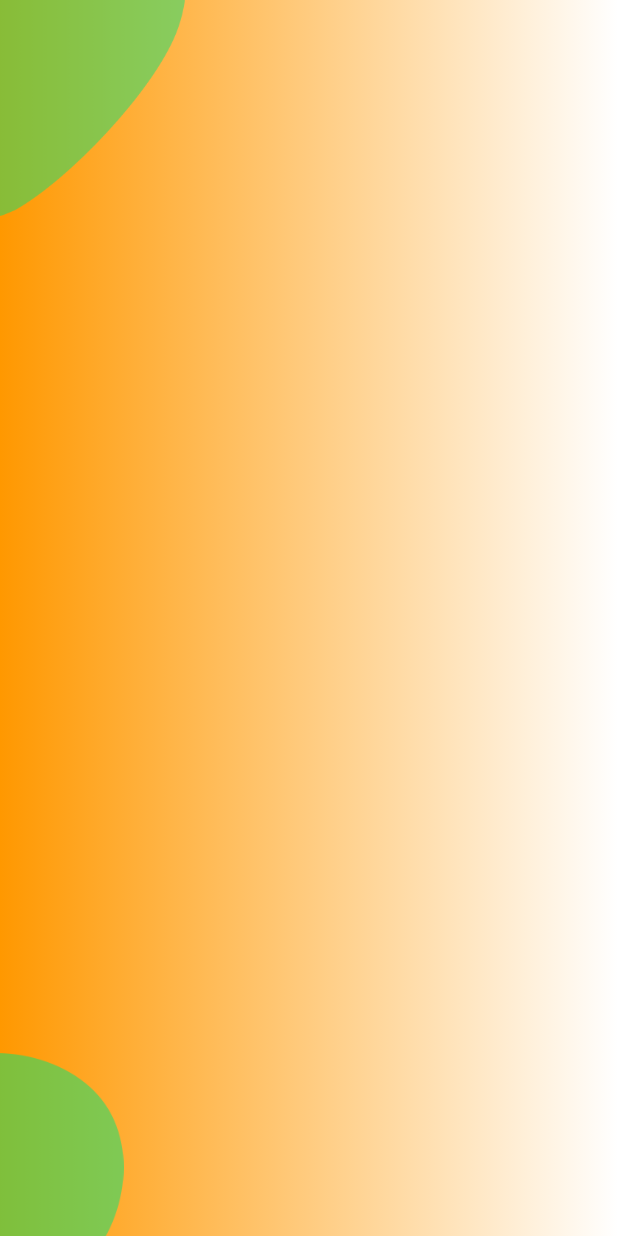
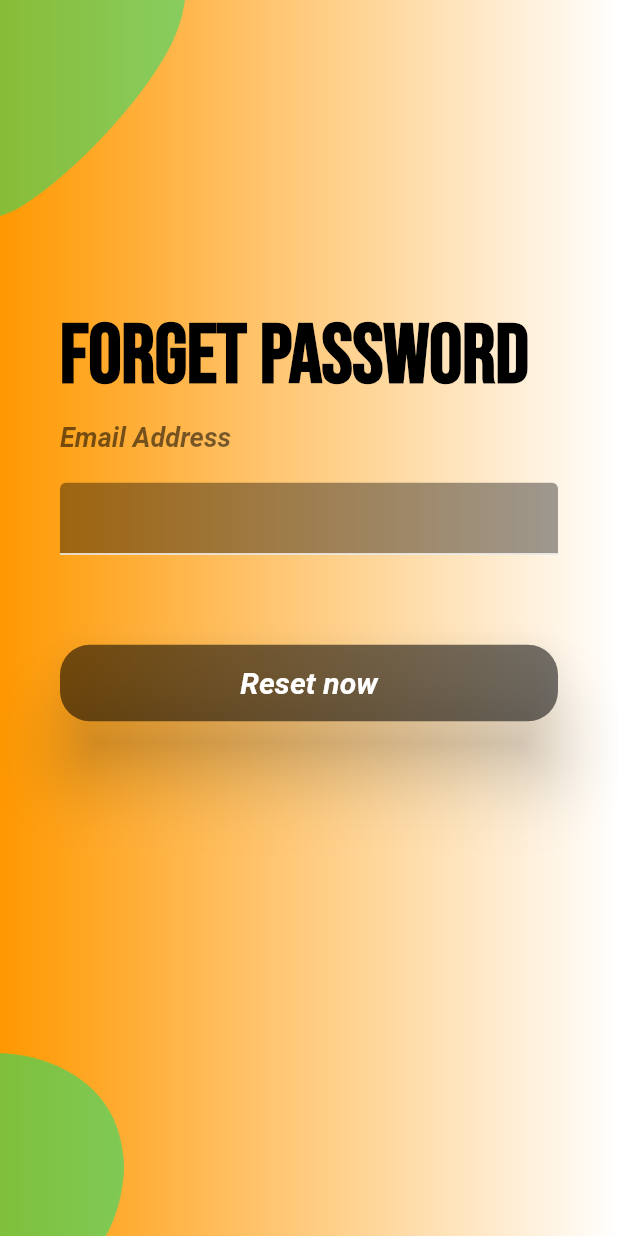
Before and after one commit to yoonhoelee/carrot_clone, a Flutter app: the screen it shows after launch, after a tap on "LOGIN", after a tap on "Forget Password?", on a phone screen of 412 x 824 dp. Run offline on Flutter 3.47's test engine with Material 2 defaults, Android fonts, the phone set to English and light mode, and no system bars; our stand-ins replace cloud_firestore, firebase_auth, firebase_core, firebase_storage, image_cropper, image_picker; accounts and stored records are empty; network calls fail.

```diff
--- a/lib/ForgetPassword/background.dart
+++ b/lib/ForgetPassword/background.dart
@@ -2,9 +2,9 @@
 
 class ForgetBackground extends StatelessWidget {
 
-  // final Widget child;
-  //
-  // ForgetBackground({required this.child});
+  final Widget child;
+
+  ForgetBackground({required this.child});
 
   @override
   Widget build(BuildContext context) {
@@ -40,7 +40,7 @@
               width: size.width*0.2,
             ),
           ),
-          // child,
+          child,
         ],
       ),
     );
--- /dev/null
+++ b/lib/ForgetPassword/body.dart
@@ -0,0 +1,109 @@
+import 'package:carrot_clone_app/DialogBox/error_dialog.dart';
+import 'package:carrot_clone_app/ForgetPassword/background.dart';
+import 'package:carrot_clone_app/LoginScreen/login_screen.dart';
+import 'package:firebase_auth/firebase_auth.dart';
+import 'package:flutter/material.dart';
+
+class ForgetBody extends StatefulWidget {
+  @override
+  State<ForgetBody> createState() => _ForgetBodyState();
+}
+
+class _ForgetBodyState extends State<ForgetBody> {
+
+  final FirebaseAuth _auth = FirebaseAuth.instance;
+
+  final TextEditingController _forgetPasswordTextController = TextEditingController(text: '');
+
+  void _forgetPassSubmitForm() async{
+    try{
+      await _auth.sendPasswordResetEmail(email: _forgetPasswordTextController.text);
+      Navigator.pushReplacement(context, MaterialPageRoute(builder: (context)=>LoginScreen()));
+    }catch(error){
+      ErrorAlertDialog(message: error.toString(),);
+    }
+  }
+
+  @override
+  Widget build(BuildContext context) {
+    Size size = MediaQuery.of(context).size;
+    return ForgetBackground(
+        child: Stack(
+      children: [
+        Padding(
+          padding: const EdgeInsets.symmetric(horizontal: 40, vertical: 40),
+          child: ListView(
+            children: [
+              SizedBox(
+                height: size.height * 0.2,
+              ),
+              const Text(
+                'Forget Password',
+                style: TextStyle(
+                  color: Colors.black,
+                  fontWeight: FontWeight.bold,
+                  fontSize: 55,
+                  fontFamily: 'Bebas',
+                ),
+              ),
+              const SizedBox(
+                height: 10,
+              ),
+              const Text(
+                'Email Address',
+                style: TextStyle(
+                  color: Colors.black54,
+                  fontSize: 18,
+                  fontWeight: FontWeight.bold,
+                  fontStyle: FontStyle.italic,
+                ),
+              ),
+              const SizedBox(
+                height: 20,
+              ),
+              TextField(
+                controller: _forgetPasswordTextController,
+                decoration: const InputDecoration(
+                  filled: true,
+                  fillColor: Colors.black38,
+                  enabledBorder: UnderlineInputBorder(
+                    borderSide: BorderSide(color: Colors.white),
+                  ),
+                  focusedBorder: UnderlineInputBorder(
+                    borderSide: BorderSide(color: Colors.white),
+                  ),
+                ),
+              ),
+              const SizedBox(
+                height: 60,
+              ),
+              MaterialButton(
+                onPressed: () {
+                  // forget password submit form
+                  _forgetPassSubmitForm();
+                },
+                color: Colors.black54,
+                elevation: 20,
+                shape: RoundedRectangleBorder(
+                  borderRadius: BorderRadius.circular(20),
+                ),
+                child: const Padding(
+                  padding: EdgeInsets.symmetric(vertical: 14),
+                  child: Text(
+                    'Reset now',
+                    style: TextStyle(
+                      color: Colors.white,
+                      fontWeight: FontWeight.bold,
+                      fontStyle: FontStyle.italic,
+                      fontSize: 20,
+                    ),
+                  ),
+                ),
+              ),
+            ],
+          ),
+        )
+      ],
+    ));
+  }
+}
--- a/lib/ForgetPassword/forget_password.dart
+++ b/lib/ForgetPassword/forget_password.dart
@@ -1,4 +1,4 @@
-import 'package:carrot_clone_app/ForgetPassword/background.dart';
+import 'package:carrot_clone_app/ForgetPassword/body.dart';
 import 'package:flutter/material.dart';
 
 class ForgetPassword extends StatefulWidget {
@@ -11,7 +11,7 @@
   @override
   Widget build(BuildContext context) {
     return Scaffold(
-      body: ForgetBackground(),
+      body: ForgetBody(),
     );
   }
 }
```
Also changed, not shown: lib/HomeScreen/home_screen.dart (+29 -10 lines).
